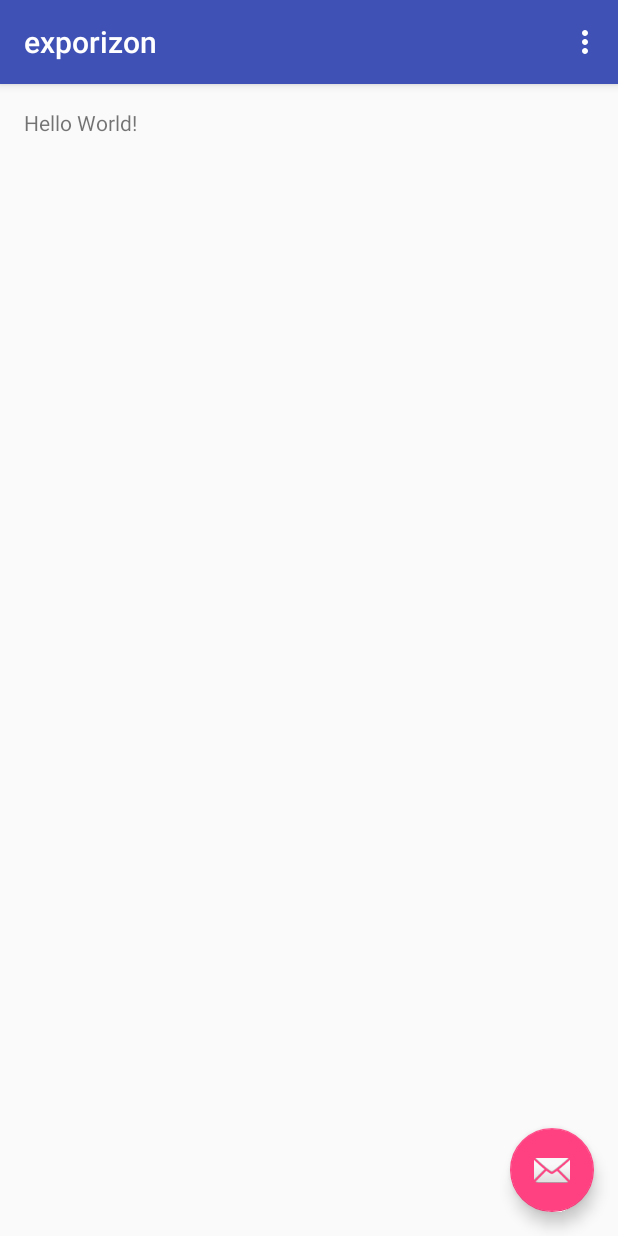
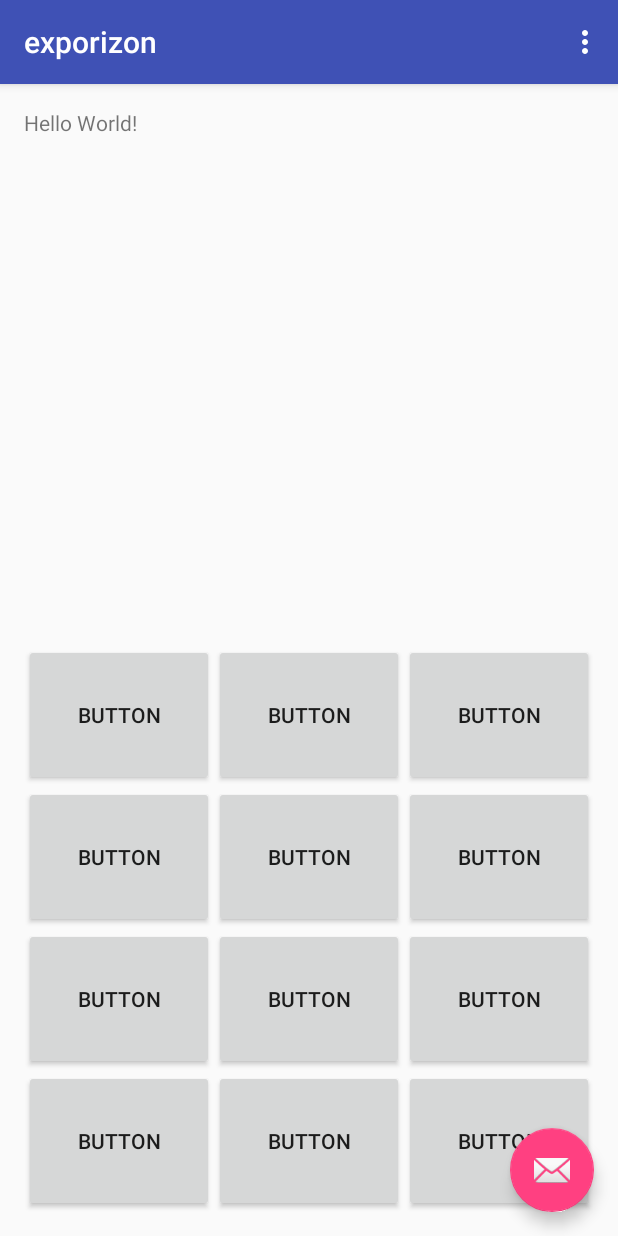
Before and after one commit to hberenger/exporizon, an Android app: the screen it shows after launch (HomeActivity), on a phone screen of 412 x 824 dp. Run offline under Robolectric (Android 15) with nearby library versions, the phone set to English and light mode, and no system bars; libraries missing offline, so code that uses them is left out: org.altbeacon.beacon; 2 statements that could not run were skipped.

Commit message:
Add Keyboard layout

```diff
--- /dev/null
+++ b/app/src/main/java/com/bureau/nocomment/exporizon/view/KeyboardButton.java
@@ -0,0 +1,38 @@
+package com.bureau.nocomment.exporizon.view;
+
+import android.annotation.TargetApi;
+import android.content.Context;
+import android.os.Build;
+import android.util.AttributeSet;
+import android.widget.Button;
+
+/**
+ * Created by RVB on 09/12/2016.
+ */
+
+public class KeyboardButton extends Button {
+    public KeyboardButton(Context context) {
+        super(context);
+    }
+
+    public KeyboardButton(Context context, AttributeSet attrs) {
+        super(context, attrs);
+    }
+
+    public KeyboardButton(Context context, AttributeSet attrs, int defStyleAttr) {
+        super(context, attrs, defStyleAttr);
+    }
+
+    @TargetApi(Build.VERSION_CODES.LOLLIPOP)
+    public KeyboardButton(Context context, AttributeSet attrs, int defStyleAttr, int defStyleRes) {
+        super(context, attrs, defStyleAttr, defStyleRes);
+    }
+
+    @Override
+    public void onMeasure(int widthMeasureSpec, int heightMeasureSpec) {
+        super.onMeasure(widthMeasureSpec, widthMeasureSpec);
+        int width = MeasureSpec.getSize(widthMeasureSpec);
+        int height = width * 3 / 4;
+        setMeasuredDimension(width, height); // make it square
+    }
+}
--- a/app/src/main/res/layout/content_main.xml
+++ b/app/src/main/res/layout/content_main.xml
@@ -18,4 +18,116 @@
         android:layout_width="wrap_content"
         android:layout_height="wrap_content"
         android:text="Hello World!" />
+    <LinearLayout
+        android:id="@id/line1"
+        android:layout_width="match_parent"
+        android:layout_height="wrap_content"
+        android:layout_above="@+id/line2" >
+
+        <com.bureau.nocomment.exporizon.view.KeyboardButton
+            android:text="Button"
+            android:id="@+id/button1"
+            android:layout_width="0dp"
+            android:layout_weight="1"
+            android:layout_height="wrap_content" />
+
+        <com.bureau.nocomment.exporizon.view.KeyboardButton
+            android:text="Button"
+            android:id="@+id/button2"
+            android:layout_width="0dp"
+            android:layout_weight="1"
+            android:layout_height="wrap_content"/>
+
+        <com.bureau.nocomment.exporizon.view.KeyboardButton
+            android:text="Button"
+            android:id="@+id/button3"
+            android:layout_width="0dp"
+            android:layout_weight="1"
+            android:layout_height="wrap_content" />
+    </LinearLayout>
+
+    <LinearLayout
+        android:id="@id/line2"
+        android:layout_width="match_parent"
+        android:layout_height="wrap_content"
+        android:layout_above="@+id/line3">
+
+        <com.bureau.nocomment.exporizon.view.KeyboardButton
+            android:text="Button"
+            android:id="@+id/button4"
+            android:layout_width="0dp"
+            android:layout_weight="1"
+            android:layout_height="wrap_content" />
+
+        <com.bureau.nocomment.exporizon.view.KeyboardButton
+            android:text="Button"
+            android:id="@+id/button5"
+            android:layout_width="0dp"
+            android:layout_weight="1"
+            android:layout_height="wrap_content"/>
+
+        <com.bureau.nocomment.exporizon.view.KeyboardButton
+            android:text="Button"
+            android:id="@+id/button6"
+            android:layout_width="0dp"
+            android:layout_weight="1"
+            android:layout_height="wrap_content" />
+    </LinearLayout>
+
+    <LinearLayout
+        android:id="@id/line3"
+        android:layout_width="match_parent"
+        android:layout_height="wrap_content"
+        android:layout_above="@+id/line4">
+
+        <com.bureau.nocomment.exporizon.view.KeyboardButton
+            android:text="Button"
+            android:id="@+id/button7"
+            android:layout_width="0dp"
+            android:layout_weight="1"
+            android:layout_height="wrap_content" />
+
+        <com.bureau.nocomment.exporizon.view.KeyboardButton
+            android:text="Button"
+            android:id="@+id/button8"
+            android:layout_width="0dp"
+            android:layout_weight="1"
+            android:layout_height="wrap_content"/>
+
+        <com.bureau.nocomment.exporizon.view.KeyboardButton
+            android:text="Button"
+            android:id="@+id/button9"
+            android:layout_width="0dp"
+            android:layout_weight="1"
+            android:layout_height="wrap_content" />
+    </LinearLayout>
+
+    <LinearLayout
+        android:id="@id/line4"
+        android:layout_width="match_parent"
+        android:layout_height="wrap_content"
+        android:layout_alignParentBottom="true">
+
+        <com.bureau.nocomment.exporizon.view.KeyboardButton
+            android:text="Button"
+            android:id="@+id/buttonBack"
+            android:layout_width="0dp"
+            android:layout_weight="1"
+            android:layout_height="wrap_content" />
+
+        <com.bureau.nocomment.exporizon.view.KeyboardButton
+            android:text="Button"
+            android:id="@+id/button0"
+            android:layout_width="0dp"
+            android:layout_weight="1"
+            android:layout_height="wrap_content"/>
+
+        <com.bureau.nocomment.exporizon.view.KeyboardButton
+            android:text="Button"
+            android:id="@+id/buttonOK"
+            android:layout_width="0dp"
+            android:layout_weight="1"
+            android:layout_height="wrap_content" />
+    </LinearLayout>
+
 </RelativeLayout>
```
